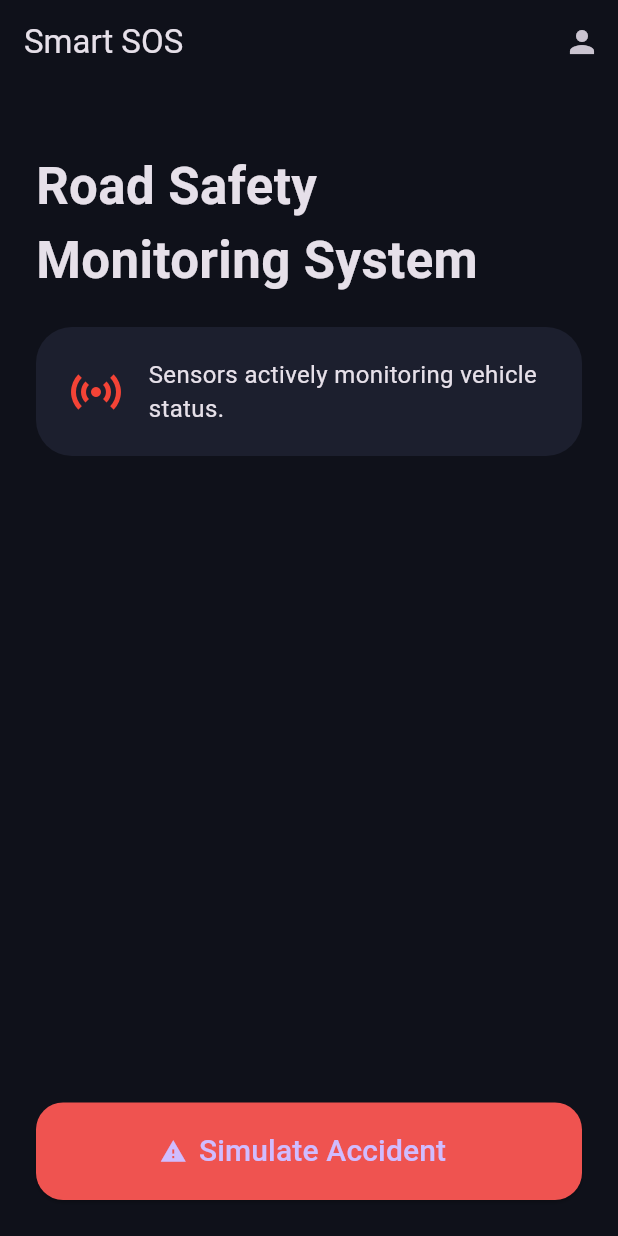
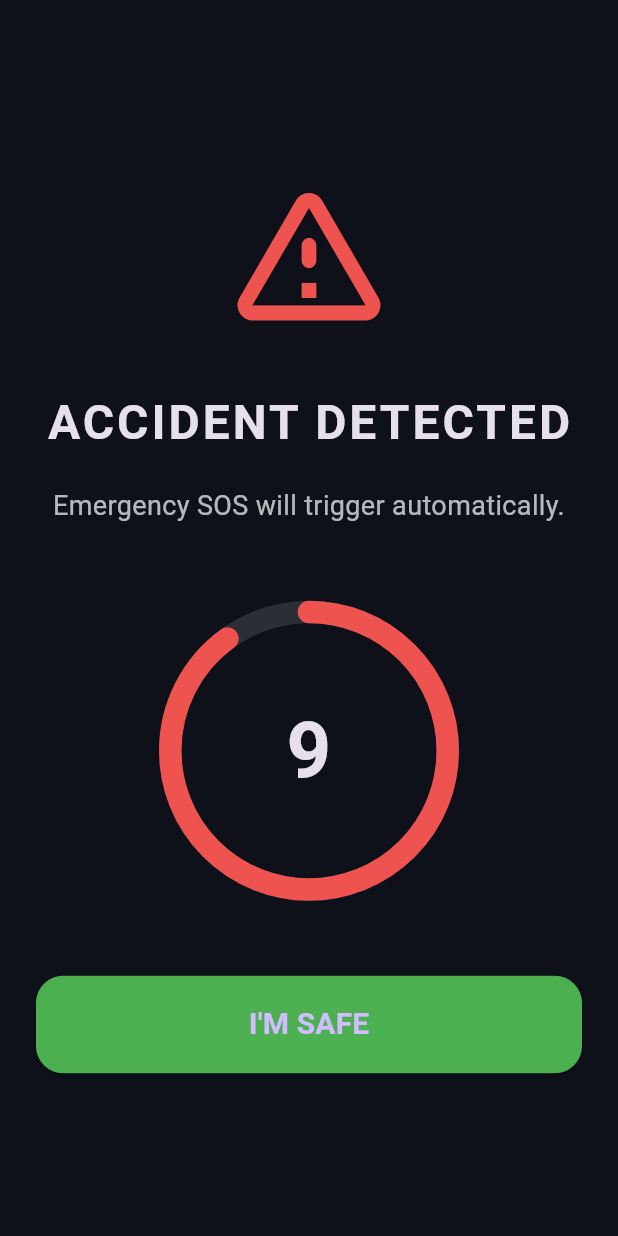
Before and after one commit to 0xamitkumar3/road-smart-sos, a Flutter app: the HomeScreen screen opened directly, after a tap on "Simulate Accident", on a phone screen of 412 x 824 dp. Run offline on Flutter 3.47's test engine with Material 3 defaults, Android fonts, the phone set to English and light mode, and no system bars; drawn by our look-alikes of percent_indicator; our stand-ins replace audioplayers, flutter_animate, flutter_tts.

Commit message:
Added Phase 2 Smart SOS emergency system

```diff
--- a/lib/screens/home/home_screen.dart
+++ b/lib/screens/home/home_screen.dart
@@ -1,5 +1,5 @@
 import 'package:flutter/material.dart';
-
+import '../sos/sos_alert_screen.dart';
 import '../profile/profile_screen.dart';
 
 class HomeScreen extends StatelessWidget {
@@ -96,7 +96,14 @@ class HomeScreen extends StatelessWidget {
                   ),
                 ),
 
-                onPressed: () {},
+                 onPressed: () {
+                    Navigator.push(
+                      context,
+                      MaterialPageRoute(
+                        builder: (_) => const SOSAlertScreen(),
+                      ),
+                    );
+                  },
 
                 icon: const Icon(Icons.warning),
 
--- /dev/null
+++ b/lib/screens/sos/sos_alert_screen.dart
@@ -0,0 +1,179 @@
+import 'dart:async';
+
+import 'package:audioplayers/audioplayers.dart';
+import 'package:flutter/material.dart';
+import 'package:flutter_tts/flutter_tts.dart';
+import 'package:percent_indicator/circular_percent_indicator.dart';
+
+import 'emergency_screen.dart';
+
+class SOSAlertScreen extends StatefulWidget {
+  const SOSAlertScreen({super.key});
+
+  @override
+  State<SOSAlertScreen> createState() => _SOSAlertScreenState();
+}
+
+class _SOSAlertScreenState extends State<SOSAlertScreen> {
+
+  int seconds = 10;
+
+  Timer? timer;
+
+  final FlutterTts flutterTts = FlutterTts();
+
+  final AudioPlayer audioPlayer = AudioPlayer();
+
+  @override
+  void initState() {
+    super.initState();
+
+    startEmergencyFlow();
+  }
+
+  Future<void> startEmergencyFlow() async {
+
+    await flutterTts.speak(
+      "Possible accident detected. Are you safe?",
+    );
+
+    startTimer();
+  }
+
+  void startTimer() {
+
+    timer = Timer.periodic(
+      const Duration(seconds: 1),
+          (timer) {
+
+        if (seconds > 0) {
+
+          setState(() {
+            seconds--;
+          });
+
+        } else {
+
+          timer.cancel();
+
+          Navigator.pushReplacement(
+            context,
+            MaterialPageRoute(
+              builder: (_) => const EmergencyScreen(),
+            ),
+          );
+        }
+      },
+    );
+  }
+
+  @override
+  void dispose() {
+
+    timer?.cancel();
+
+    flutterTts.stop();
+
+    audioPlayer.dispose();
+
+    super.dispose();
+  }
+
+  @override
+  Widget build(BuildContext context) {
+
+    return Scaffold(
+      backgroundColor: const Color(0xFF0F111A),
+
+      body: Center(
+        child: Padding(
+          padding: const EdgeInsets.all(24),
+
+          child: Column(
+            mainAxisAlignment: MainAxisAlignment.center,
+            children: [
+
+              Icon(
+                Icons.warning_amber_rounded,
+                size: 120,
+                color: Colors.red.shade400,
+              ),
+
+              const SizedBox(height: 30),
+
+              const Text(
+                "ACCIDENT DETECTED",
+                style: TextStyle(
+                  fontSize: 32,
+                  fontWeight: FontWeight.bold,
+                  letterSpacing: 2,
+                ),
+              ),
+
+              const SizedBox(height: 20),
+
+              const Text(
+                "Emergency SOS will trigger automatically.",
+                style: TextStyle(
+                  fontSize: 18,
+                  color: Colors.white70,
+                ),
+                textAlign: TextAlign.center,
+              ),
+
+              const SizedBox(height: 50),
+
+              CircularPercentIndicator(
+                radius: 100,
+                lineWidth: 15,
+                percent: seconds / 10,
+                center: Text(
+                  "$seconds",
+                  style: const TextStyle(
+                    fontSize: 52,
+                    fontWeight: FontWeight.bold,
+                  ),
+                ),
+                progressColor: Colors.red.shade400,
+                backgroundColor: Colors.white12,
+                circularStrokeCap: CircularStrokeCap.round,
+              ),
+
+              const SizedBox(height: 50),
+
+              SizedBox(
+                width: double.infinity,
+                height: 65,
+
+                child: ElevatedButton(
+                  style: ElevatedButton.styleFrom(
+                    backgroundColor: Colors.green,
+
+                    shape: RoundedRectangleBorder(
+                      borderRadius: BorderRadius.circular(18),
+                    ),
+                  ),
+
+                  onPressed: () {
+
+                    timer?.cancel();
+
+                    Navigator.pop(context);
+                  },
+
+                  child: const Text(
+                    "I'M SAFE",
+                    style: TextStyle(
+                      fontSize: 20,
+                      fontWeight: FontWeight.bold,
+                    ),
+                  ),
+                ),
+              ),
+            ],
+          ),
+        ),
+      ),
+    );
+  }
+}
--- a/pubspec.yaml
+++ b/pubspec.yaml
@@ -36,6 +36,9 @@ dependencies:
   cupertino_icons: ^1.0.8
   google_fonts: ^8.1.0
   flutter_animate: ^4.5.2
+  flutter_tts: ^4.2.5
+  audioplayers: ^6.6.0
+  percent_indicator: ^4.2.5
 
 dev_dependencies:
   flutter_test:
```
Also changed, not shown: lib/screens/sos/emergency_screen.dart (added, +100 -0 lines), pubspec.lock, 5 other files.
